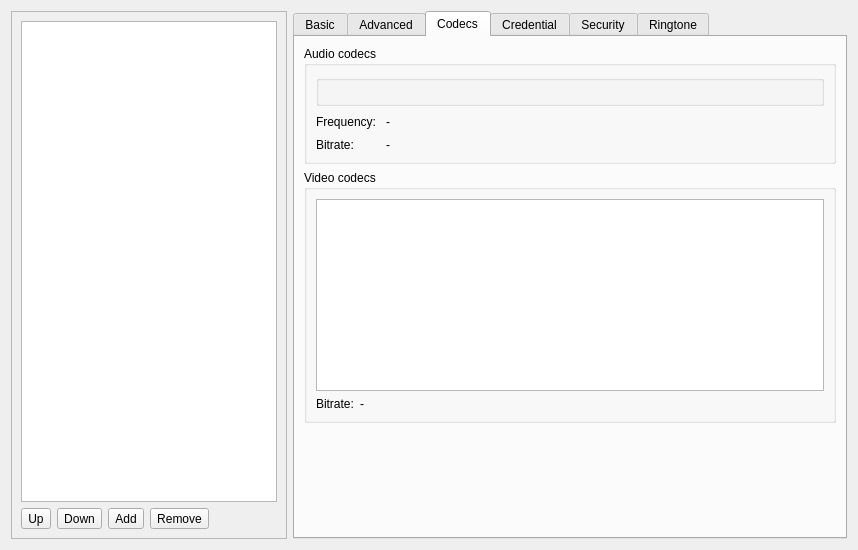
Above: src/conf/dlgaccountsbase.ui from KDE/ring-kde before the change. Below: the same form after it.
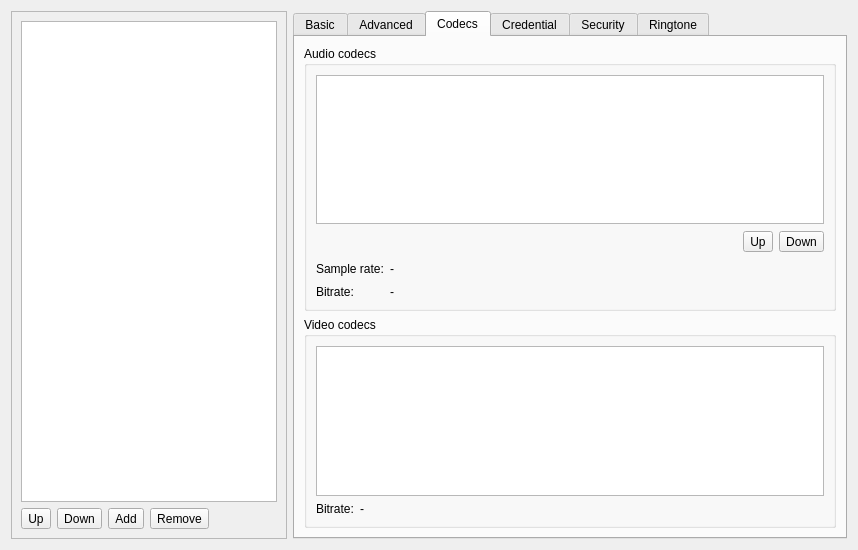
That is the form after the change. The open tabs and pages were chosen to show the change. Custom widgets are drawn as their Qt base class.

Commit message: [ #12975 ] Port audio codecs to a QAbstractListModel

Diff of the .ui file:
```diff
--- a/src/conf/dlgaccountsbase.ui
+++ b/src/conf/dlgaccountsbase.ui
@@ -196,6 +196,12 @@
           <verstretch>0</verstretch>
          </sizepolicy>
         </property>
+        <property name="minimumSize">
+         <size>
+          <width>500</width>
+          <height>0</height>
+         </size>
+        </property>
         <property name="currentIndex">
          <number>0</number>
         </property>
@@ -560,54 +566,92 @@
              <string>Audio codecs</string>
             </property>
             <layout class="QGridLayout" name="gridLayout_7">
-             <item row="1" column="2">
-              <spacer name="horizontalSpacer_6">
-               <property name="orientation">
-                <enum>Qt::Horizontal</enum>
-               </property>
-               <property name="sizeHint" stdset="0">
-                <size>
-                 <width>461</width>
-                 <height>20</height>
-                </size>
-               </property>
-              </spacer>
-             </item>
-             <item row="1" column="1">
+             <item row="2" column="1">
               <widget class="QLabel" name="label_frequency_value">
                <property name="text">
                 <string>-</string>
                </property>
               </widget>
              </item>
-             <item row="1" column="0">
+             <item row="2" column="2" colspan="4">
+              <spacer name="horizontalSpacer_6">
+               <property name="orientation">
+                <enum>Qt::Horizontal</enum>
+               </property>
+               <property name="sizeHint" stdset="0">
+                <size>
+                 <width>448</width>
+                 <height>20</height>
+                </size>
+               </property>
+              </spacer>
+             </item>
+             <item row="3" column="0">
+              <widget class="QLabel" name="label_bitrate">
+               <property name="text">
+                <string>Bitrate:</string>
+               </property>
+              </widget>
+             </item>
+             <item row="0" column="0" colspan="6">
+              <widget class="QListView" name="list_audiocodec"/>
+             </item>
+             <item row="2" column="0">
               <widget class="QLabel" name="label_frequency">
                <property name="text">
-                <string>Frequency: </string>
+                <string>Sample rate:</string>
                </property>
               </widget>
              </item>
-             <item row="2" column="1" colspan="2">
+             <item row="3" column="1">
               <widget class="QLabel" name="label_bitrate_value">
                <property name="text">
                 <string>-</string>
                </property>
               </widget>
              </item>
-             <item row="0" column="0" colspan="3">
-              <widget class="KEditListBox" name="keditlistbox_codec">
-               <property name="buttons">
-                <set>KEditListBox::All</set>
+             <item row="1" column="5">
+              <widget class="QToolButton" name="button_audiocodecDown">
+               <property name="toolTip">
+                <string>Get this account down</string>
                </property>
+               <property name="whatsThis">
+                <string>By default, when you place a call, sflphone will use the first account in this list which is &quot;registered&quot;. Change the order of the accounts using the &quot;Up&quot; and &quot;Down&quot; arrows.</string>
+               </property>
+               <property name="text">
+                <string>Down</string>
+               </property>
+               <property name="shortcut">
+                <string notr="true">Down, PgDown</string>
+               </property>
               </widget>
              </item>
-             <item row="2" column="0">
-              <widget class="QLabel" name="label_bitrate">
+             <item row="1" column="4">
+              <widget class="QToolButton" name="button_audiocodecUp">
+               <property name="toolTip">
+                <string>Get this account up</string>
+               </property>
+               <property name="whatsThis">
+                <string>By default, when you place a call, sflphone will use the first account in this list which is &quot;registered&quot;. Change the order of the accounts using the &quot;Up&quot; and &quot;Down&quot; arrows.</string>
+               </property>
                <property name="text">
-                <string>Bitrate:</string>
+                <string>Up</string>
                </property>
               </widget>
              </item>
+             <item row="1" column="0" colspan="4">
+              <spacer name="horizontalSpacer_10">
+               <property name="orientation">
+                <enum>Qt::Horizontal</enum>
+               </property>
+               <property name="sizeHint" stdset="0">
+                <size>
+                 <width>422</width>
+                 <height>23</height>
+                </size>
+               </property>
+              </spacer>
+             </item>
             </layout>
            </widget>
           </item>
@@ -1214,11 +1258,6 @@
   </layout>
  </widget>
  <customwidgets>
-  <customwidget>
-   <class>KEditListBox</class>
-   <extends>QGroupBox</extends>
-   <header>keditlistbox.h</header>
-  </customwidget>
   <customwidget>
    <class>KLineEdit</class>
    <extends>QLineEdit</extends>
```
Left out of the diff: 3 changed lines with no effect on the pictures. The commit also changes 8 other files.
